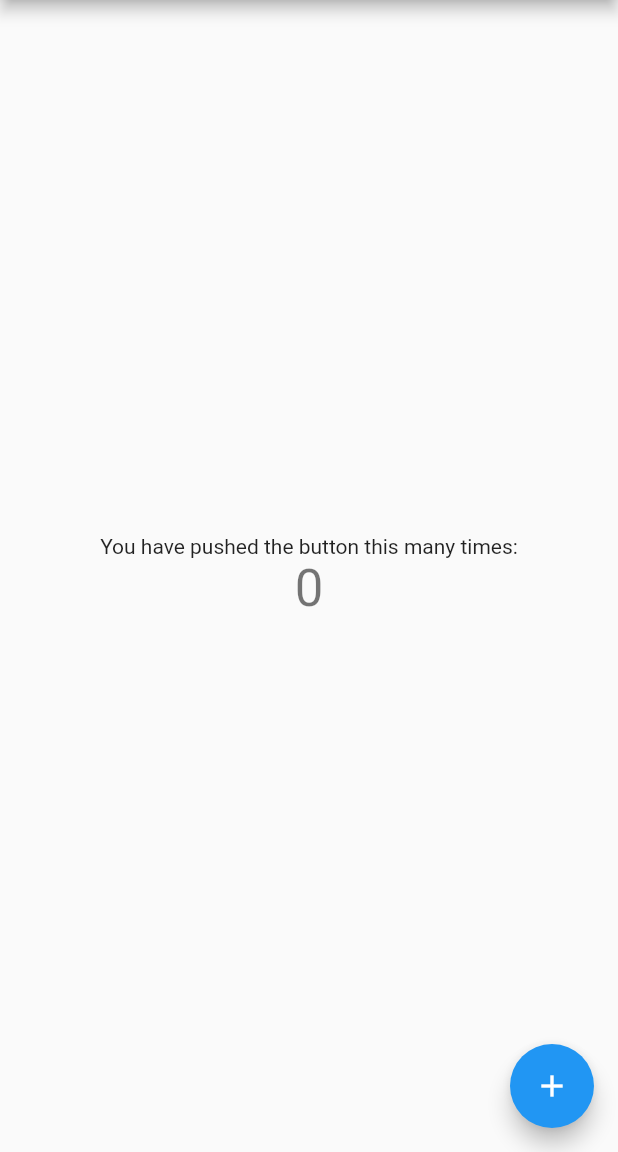
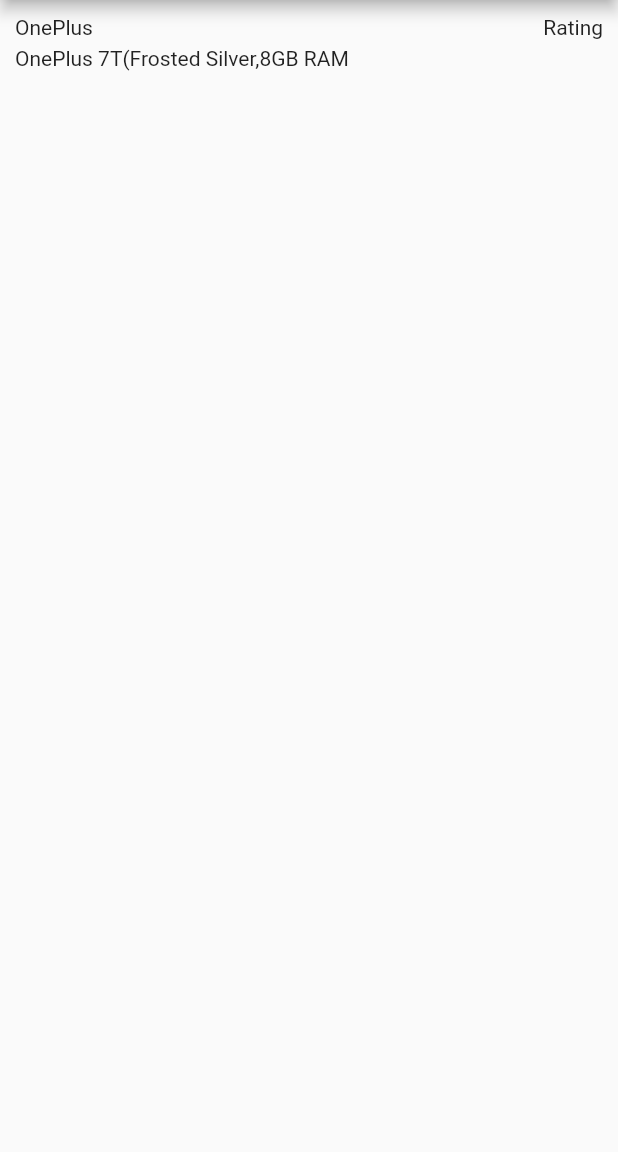
Before and after one commit to harshit-resideo/resideo_eshopping, a Flutter app: the screen it shows after launch, on a phone screen of 412 x 824 dp, the part 84-1236 px from its top. Run offline on Flutter 3.47's test engine with Material 2 defaults, Android fonts, the phone set to English and light mode, and no system bars; our stand-ins replace sqflite; accounts and stored records are empty.

Commit message:
Updated the dbhelper and model class

```diff
--- /dev/null
+++ b/Resideo_eshopping/resideo_eshopping/lib/Screens/productdetail.dart
@@ -0,0 +1,66 @@
+import 'package:flutter/material.dart';
+import 'package:flutter/widgets.dart';
+import 'package:resideo_eshopping/model/eshopping_model.dart';
+import 'package:resideo_eshopping/util/dbhelper.dart';
+
+class ProductDetail extends StatefulWidget
+{
+  @override
+  State<StatefulWidget> createState() {
+    return ProductDetailState();
+  }
+
+}
+
+class ProductDetailState extends State<ProductDetail>
+{
+  Dbhelper helper = Dbhelper();
+  int count;
+  List<Product> newproductlist=List<Product>();
+
+  @override
+  Widget build(BuildContext context) {
+    //Product mobile=Product('Nokia',' ',' ',4000,3,' ','Mobile',5,'good');
+    //helper.insertNewProduct(mobile);
+    if(newproductlist == null)
+    {
+      newproductlist=helper.getProductList();
+    }
+    return Scaffold(
+      appBar: AppBar(
+        title: Text("Resideo e-Shopping"),
+      ),
+      body: Container(
+        padding: EdgeInsets.all(10.0),
+        child: ListView(
+          children: <Widget>[
+            Column(
+              crossAxisAlignment: CrossAxisAlignment.start,
+              children: <Widget>[
+                Row(
+                  mainAxisAlignment: MainAxisAlignment.spaceAround,
+                children: <Widget>[
+                   Text("OnePlus"),
+                   Spacer(),
+                   Text("Rating",textAlign: TextAlign.right,)
+                  //  Padding(
+                  //    padding: EdgeInsets.only(left: 15.0),
+                  //    child: Text("Rating",textAlign: TextAlign.right,),
+                  //  )
+                ],
+                ),
+                Padding(
+                  padding: EdgeInsets.only(top: 5.0),
+                  child: Text("OnePlus 7T(Frosted Silver,8GB RAM"),
+                ),
+          ],
+        ),
+          ],
+        )
+      ),
+    );
+  }
+
+
+
+}
--- a/Resideo_eshopping/resideo_eshopping/lib/main.dart
+++ b/Resideo_eshopping/resideo_eshopping/lib/main.dart
@@ -1,4 +1,5 @@
 import 'package:flutter/material.dart';
+import 'package:resideo_eshopping/Screens/productdetail.dart';
 
 void main() => runApp(MyApp());
 
@@ -11,7 +12,7 @@ class MyApp extends StatelessWidget {
       theme: ThemeData(
         primarySwatch: Colors.blue,
       ),
-      home: MyHomePage(title: 'Resideo e-Shopping'),
+      home: ProductDetail(),
     );
   }
 }
--- a/Resideo_eshopping/resideo_eshopping/lib/model/eshopping_model.dart
+++ b/Resideo_eshopping/resideo_eshopping/lib/model/eshopping_model.dart
@@ -10,9 +10,10 @@ class Product{
   String _category;
   int _rating;
   String _review;
+  String _thumbnail;
 
-  Product(this._title,this._s_desc,this._img,this._price,this._quantity,this._l_desc,this._category,this._rating,this._review);
-  Product.withId(this._id,this._title,this._s_desc,this._img,this._price,this._quantity,this._l_desc,this._category,this._rating,this._review);
+  Product(this._title,this._s_desc,this._img,this._price,this._quantity,this._l_desc,this._category,this._rating,this._review,this._thumbnail);
+  Product.withId(this._id,this._title,this._s_desc,this._img,this._price,this._quantity,this._l_desc,this._category,this._rating,this._review,this._thumbnail);
 
   int get id => _id;
   String get title => _title;
@@ -24,15 +25,14 @@ class Product{
   String get category => _category;
   int get rating => _rating;
   String get review => _review;
+  String get thumbnail => _thumbnail;
 
   set title(String newtitle)
   {
-    if(newtitle.length > 0 && newtitle.length < 25)
     _title=newtitle;
   }
 
   set s_desc(String new_s_desc){
-     if(new_s_desc.length > 0 && new_s_desc.length < 100)
      _s_desc=new_s_desc;
   }
 
@@ -41,17 +41,14 @@ class Product{
   }
 
   set price(int newprice){
-    if (newprice > 0)
     _price=newprice;
   }
 
   set quantity(int newquantity){
-    if ( newquantity >= 0)
     _quantity=newquantity;
   }
 
   set l_desc(String new_l_desc){
-    if(new_l_desc.length > 0 && new_l_desc.length < 300)
     l_desc=new_l_desc;
   }
 
@@ -60,13 +57,15 @@ class Product{
   }
 
   set rating(int newrating){
-    if(newrating >= 0 && newrating <=5)
     _rating=newrating;
   }
 
   set review(String newreview){
-    if(newreview.length > 0 && newreview.length < 100)
     _review=newreview;
+  }
+
+  set thumbnail(String newthumbnail){
+    _thumbnail=newthumbnail;
   }
 
   Map<String,dynamic> tomap()
@@ -82,6 +81,7 @@ class Product{
     product_list['category']=_category;
     product_list['rating']=_rating;
     product_list['review']=_review;
+    product_list['thumbnail']=_thumbnail;
     return product_list;
   }
 
@@ -97,7 +97,7 @@ class Product{
     this._category=o['category'];
     this._rating=o['rating'];
     this._review=o['review'];
-
+    this._thumbnail=o['thumbnail'];
   }
 
 }
```
Also changed, not shown: Resideo_eshopping/resideo_eshopping/lib/util/dbhelper.dart (+51 -17 lines), 6 other files.
